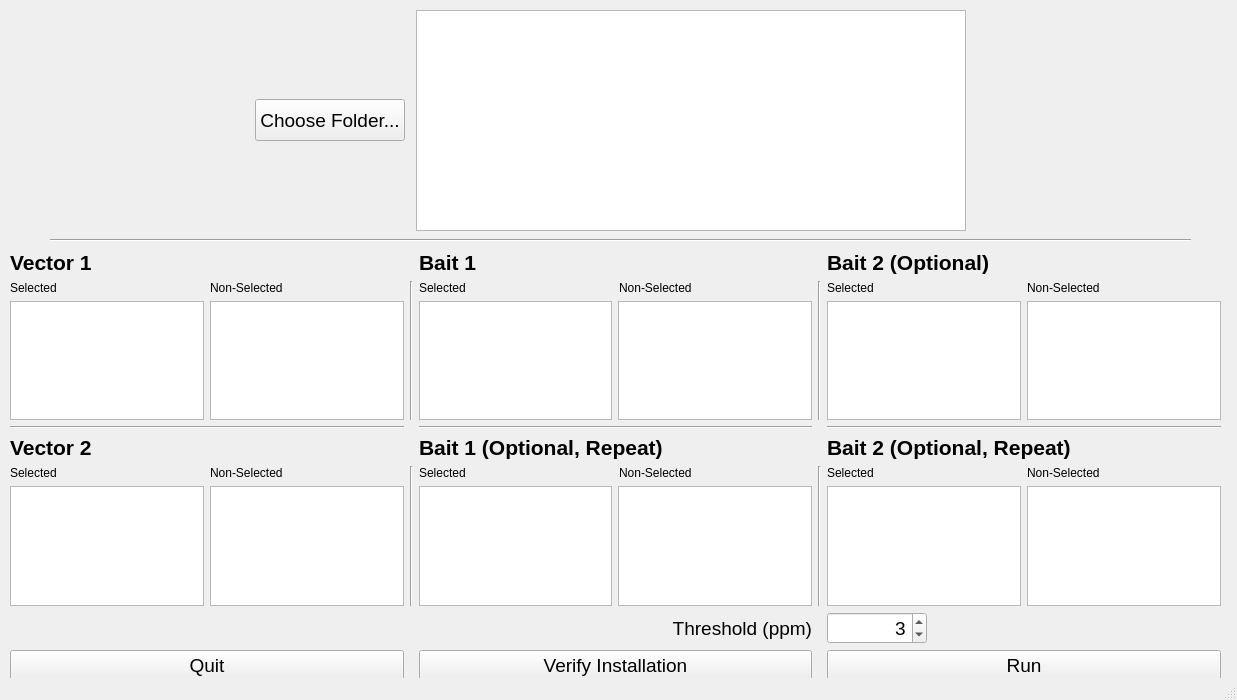
First picture: the form in ui/Stat_Maker.ui, repository emptyewer/DEEPN, before the edit.
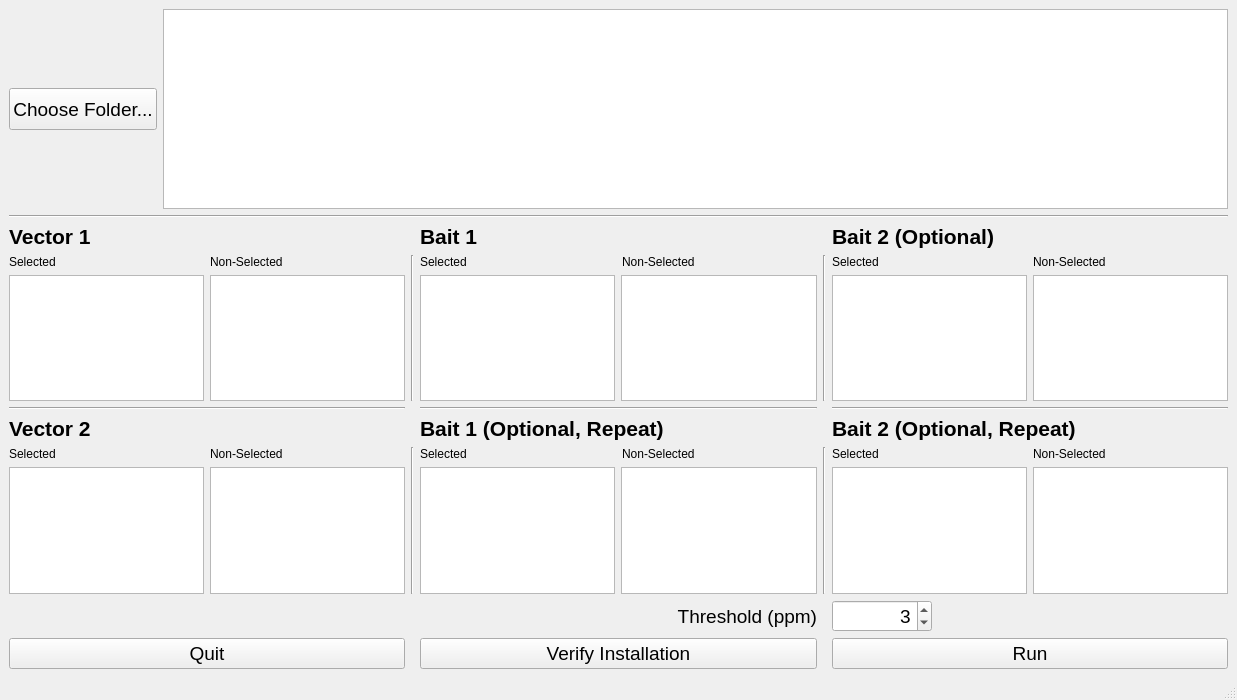
Second picture: the form after the edit. Custom widgets are drawn as their Qt base class.

```diff
--- a/ui/Stat_Maker.ui
+++ b/ui/Stat_Maker.ui
@@ -26,15 +26,77 @@
    <string>Stat Maker</string>
   </property>
   <widget class="QWidget" name="centralwidget">
-   <widget class="QWidget" name="horizontalLayoutWidget">
-    <property name="geometry">
-     <rect>
-      <x>10</x>
-      <y>250</y>
-      <width>1211</width>
-      <height>431</height>
-     </rect>
-    </property>
+   <layout class="QVBoxLayout" name="verticalLayout_8">
+    <item>
+     <layout class="QVBoxLayout" name="verticalLayout">
+      <item>
+       <layout class="QHBoxLayout" name="horizontalLayout_3">
+        <item>
+         <widget class="QPushButton" name="folder_choice_btn">
+          <property name="minimumSize">
+           <size>
+            <width>0</width>
+            <height>42</height>
+           </size>
+          </property>
+          <property name="maximumSize">
+           <size>
+            <width>150</width>
+            <height>16777215</height>
+           </size>
+          </property>
+          <property name="font">
+           <font>
+            <pointsize>14</pointsize>
+            <weight>50</weight>
+            <bold>false</bold>
+           </font>
+          </property>
+          <property name="text">
+           <string>Choose Folder...</string>
+          </property>
+         </widget>
+        </item>
+        <item>
+         <widget class="DragDropListView" name="file_list">
+          <property name="minimumSize">
+           <size>
+            <width>0</width>
+            <height>200</height>
+           </size>
+          </property>
+          <property name="dragEnabled">
+           <bool>true</bool>
+          </property>
+          <property name="dragDropMode">
+           <enum>QAbstractItemView::DragOnly</enum>
+          </property>
+          <property name="alternatingRowColors">
+           <bool>false</bool>
+          </property>
+          <property name="selectionMode">
+           <enum>QAbstractItemView::SingleSelection</enum>
+          </property>
+          <property name="iconSize">
+           <size>
+            <width>20</width>
+            <height>20</height>
+           </size>
+          </property>
+         </widget>
+        </item>
+       </layout>
+      </item>
+     </layout>
+    </item>
+    <item>
+     <widget class="Line" name="line">
+      <property name="orientation">
+       <enum>Qt::Horizontal</enum>
+      </property>
+     </widget>
+    </item>
+    <item>
     <layout class="QHBoxLayout" name="horizontalLayout">
      <item>
       <layout class="QGridLayout" name="gridLayout">
@@ -151,10 +213,24 @@
          <item>
           <layout class="QHBoxLayout" name="horizontalLayout_10">
            <item>
-            <widget class="DragDropListView" name="vec_sel_list_2"/>
+             <widget class="DragDropListView" name="vec_sel_list_2">
+              <property name="iconSize">
+               <size>
+                <width>32</width>
+                <height>32</height>
+               </size>
+              </property>
+             </widget>
            </item>
            <item>
-            <widget class="DragDropListView" name="vec_nonsel_list_2"/>
+             <widget class="DragDropListView" name="vec_nonsel_list_2">
+              <property name="iconSize">
+               <size>
+                <width>32</width>
+                <height>32</height>
+               </size>
+              </property>
+             </widget>
            </item>
           </layout>
          </item>
@@ -225,10 +301,24 @@
          <item>
           <layout class="QHBoxLayout" name="horizontalLayout_2">
            <item>
-            <widget class="DragDropListView" name="vec_sel_list"/>
+             <widget class="DragDropListView" name="vec_sel_list">
+              <property name="iconSize">
+               <size>
+                <width>32</width>
+                <height>32</height>
+               </size>
+              </property>
+             </widget>
            </item>
            <item>
-            <widget class="DragDropListView" name="vec_nonsel_list"/>
+             <widget class="DragDropListView" name="vec_nonsel_list">
+              <property name="iconSize">
+               <size>
+                <width>32</width>
+                <height>32</height>
+               </size>
+              </property>
+             </widget>
            </item>
           </layout>
          </item>
@@ -257,10 +347,24 @@
          <item>
           <layout class="QHBoxLayout" name="horizontalLayout_7">
            <item>
-            <widget class="DragDropListView" name="bait2_sel_list"/>
+             <widget class="DragDropListView" name="bait2_sel_list">
+              <property name="iconSize">
+               <size>
+                <width>32</width>
+                <height>32</height>
+               </size>
+              </property>
+             </widget>
            </item>
            <item>
-            <widget class="DragDropListView" name="bait2_nonsel_list"/>
+             <widget class="DragDropListView" name="bait2_nonsel_list">
+              <property name="iconSize">
+               <size>
+                <width>32</width>
+                <height>32</height>
+               </size>
+              </property>
+             </widget>
            </item>
           </layout>
          </item>
@@ -289,10 +393,24 @@
          <item>
           <layout class="QHBoxLayout" name="horizontalLayout_5">
            <item>
-            <widget class="DragDropListView" name="bait1_sel_list"/>
+             <widget class="DragDropListView" name="bait1_sel_list">
+              <property name="iconSize">
+               <size>
+                <width>32</width>
+                <height>32</height>
+               </size>
+              </property>
+             </widget>
            </item>
            <item>
-            <widget class="DragDropListView" name="bait1_nonsel_list"/>
+             <widget class="DragDropListView" name="bait1_nonsel_list">
+              <property name="iconSize">
+               <size>
+                <width>32</width>
+                <height>32</height>
+               </size>
+              </property>
+             </widget>
            </item>
           </layout>
          </item>
@@ -365,10 +483,24 @@
          <item>
           <layout class="QHBoxLayout" name="horizontalLayout_12">
            <item>
-            <widget class="DragDropListView" name="bait1_sel_list_2"/>
+             <widget class="DragDropListView" name="bait1_sel_list_2">
+              <property name="iconSize">
+               <size>
+                <width>32</width>
+                <height>32</height>
+               </size>
+              </property>
+             </widget>
            </item>
            <item>
-            <widget class="DragDropListView" name="bait1_nonsel_list_2"/>
+             <widget class="DragDropListView" name="bait1_nonsel_list_2">
+              <property name="iconSize">
+               <size>
+                <width>32</width>
+                <height>32</height>
+               </size>
+              </property>
+             </widget>
            </item>
           </layout>
          </item>
@@ -397,10 +529,24 @@
          <item>
           <layout class="QHBoxLayout" name="horizontalLayout_14">
            <item>
-            <widget class="DragDropListView" name="bait2_sel_list_2"/>
+             <widget class="DragDropListView" name="bait2_sel_list_2">
+              <property name="iconSize">
+               <size>
+                <width>32</width>
+                <height>32</height>
+               </size>
+              </property>
+             </widget>
            </item>
            <item>
-            <widget class="DragDropListView" name="bait2_nonsel_list_2"/>
+             <widget class="DragDropListView" name="bait2_nonsel_list_2">
+              <property name="iconSize">
+               <size>
+                <width>32</width>
+                <height>32</height>
+               </size>
+              </property>
+             </widget>
            </item>
           </layout>
          </item>
@@ -450,96 +596,8 @@
       </layout>
      </item>
     </layout>
-   </widget>
-   <widget class="QWidget" name="layoutWidget">
-    <property name="geometry">
-     <rect>
-      <x>250</x>
-      <y>10</y>
-      <width>721</width>
-      <height>221</height>
-     </rect>
-    </property>
-    <layout class="QVBoxLayout" name="verticalLayout">
-     <item>
-      <layout class="QHBoxLayout" name="horizontalLayout_3">
-       <item>
-        <widget class="QPushButton" name="folder_choice_btn">
-         <property name="minimumSize">
-          <size>
-           <width>0</width>
-           <height>42</height>
-          </size>
-         </property>
-         <property name="maximumSize">
-          <size>
-           <width>150</width>
-           <height>16777215</height>
-          </size>
-         </property>
-         <property name="font">
-          <font>
-           <pointsize>14</pointsize>
-           <weight>50</weight>
-           <bold>false</bold>
-          </font>
-         </property>
-         <property name="text">
-          <string>Choose Folder...</string>
-         </property>
-        </widget>
-       </item>
-       <item>
-        <widget class="DragDropListView" name="file_list">
-         <property name="minimumSize">
-          <size>
-           <width>550</width>
-           <height>0</height>
-          </size>
-         </property>
-         <property name="maximumSize">
-          <size>
-           <width>550</width>
-           <height>16777215</height>
-          </size>
-         </property>
-         <property name="dragEnabled">
-          <bool>true</bool>
-         </property>
-         <property name="dragDropMode">
-          <enum>QAbstractItemView::DragOnly</enum>
-         </property>
-         <property name="alternatingRowColors">
-          <bool>false</bool>
-         </property>
-         <property name="selectionMode">
-          <enum>QAbstractItemView::SingleSelection</enum>
-         </property>
-         <property name="iconSize">
-          <size>
-           <width>20</width>
-           <height>20</height>
-          </size>
-         </property>
-        </widget>
-       </item>
-      </layout>
-     </item>
-    </layout>
-   </widget>
-   <widget class="Line" name="line">
-    <property name="geometry">
-     <rect>
-      <x>50</x>
-      <y>230</y>
-      <width>1141</width>
-      <height>20</height>
-     </rect>
-    </property>
-    <property name="orientation">
-     <enum>Qt::Horizontal</enum>
-    </property>
-   </widget>
+    </item>
+   </layout>
   </widget>
   <widget class="QStatusBar" name="statusbar"/>
  </widget>
```
Lines whose indentation alone changed are shown as unchanged.
